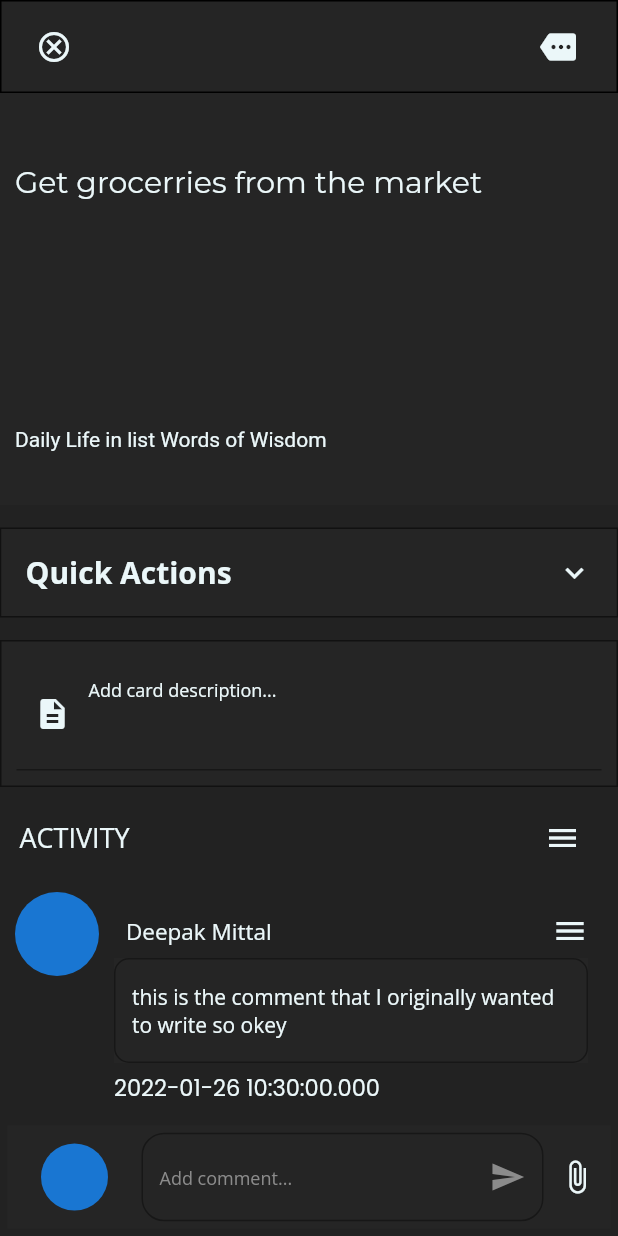
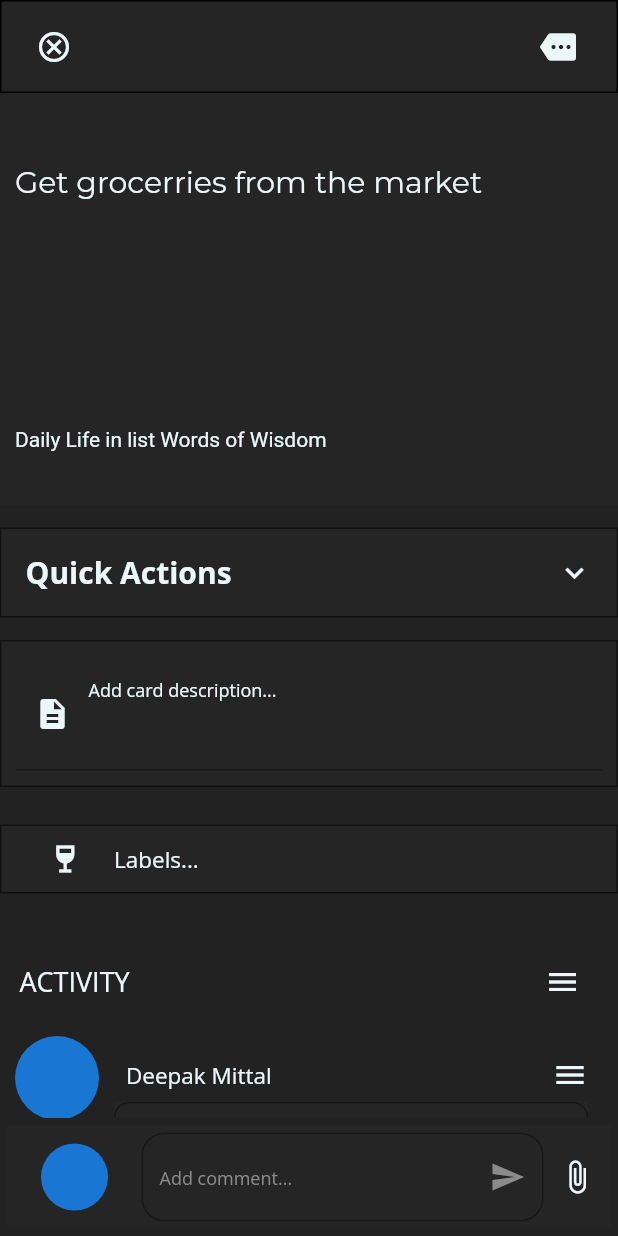
Before and after one commit to high-coder/trello_clone_flutter, a Flutter app: the Page2 screen opened directly, after a tap on "Get grocerries from the market", on a phone screen of 412 x 824 dp. Run offline on Flutter 3.47's test engine with Material 2 defaults, Android fonts, the light colour scheme and no system bars; our stand-ins replace get, google_fonts; missing offline and left inert: boardview, measured_size.

Commit message:
labels section working started

```diff
--- a/lib/provider/currentState.dart
+++ b/lib/provider/currentState.dart
@@ -29,7 +29,7 @@ class CurrentState extends ChangeNotifier{
   late ListTileSingleNodeModel currentUser;
   late String appBarTitle;
 
-  bool showBottomCommentBar = true;
+  bool showBottomCommentBar = false;
 
   showBottomCommentBarFunc(bool local) {
     showBottomCommentBar = local;
--- a/lib/screens/DescriptionPage/desp_main_page.dart
+++ b/lib/screens/DescriptionPage/desp_main_page.dart
@@ -183,7 +183,7 @@ class _DescriptionPageState extends State<DescriptionPage> {
                           return Container(
                             padding: EdgeInsets.only(left: 11, right: 15),
                             decoration: BoxDecoration(
-                                color:     Color(0xff252525),
+                                color: const Color(0xff252525),
                                 border: Border.all(color: Colors.black,width: 1)
 
                             ),
@@ -334,6 +334,7 @@ class _DescriptionPageState extends State<DescriptionPage> {
               const SliverToBoxAdapter(
                 child: SizedBox(height: 15,),
               ),
+
               // this is going to be the Quick Actions Widget
               SliverToBoxAdapter(
                 child: Container(
@@ -520,14 +521,42 @@ class _DescriptionPageState extends State<DescriptionPage> {
               ),
 
 
-
+              const SliverToBoxAdapter(
+                child: SizedBox(height: 15,),
+              ),
               // Labels will show here
               SliverToBoxAdapter(
                 child: Container(
+                  //height: 60,
+                  decoration: BoxDecoration(
+                      color:     Color(0xff252525),
+                      border: Border.all(color: Color(0xff111111),width: 1)
+                  ),
+                  padding:EdgeInsets.all(10),
+                  margin: EdgeInsets.only(top: 10,bottom: 10),
+                  child: InkWell(
+                    onTap: () {
 
+                    },
+                    child: Row(
+                      children: [
+                        Expanded(
+                          flex:2,
+                          child: Icon(Icons.wine_bar,color: ourWhite,),
+                        ),
+                        Expanded(
+                          flex:10,
+                          child: Text("Labels...",style:
+                            GoogleFonts.openSans(color: ourWhite,fontSize: 15),),
+                        )
+                      ],
+                    ),
+                  ),
                 ),
               ),
-
+              const SliverToBoxAdapter(
+                child: SizedBox(height: 15,),
+              ),
               // SliverToBoxAdapter(
               //   child: Container(
               //     color: Colors.red,
```
